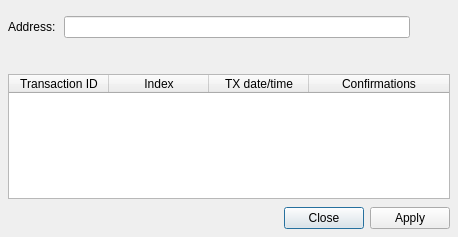
This is src/ui/ui_find_coll_tx_dlg.ui in Bertrand256/dash-masternode-tool as Qt 5 draws it before an edit. The edited form follows.
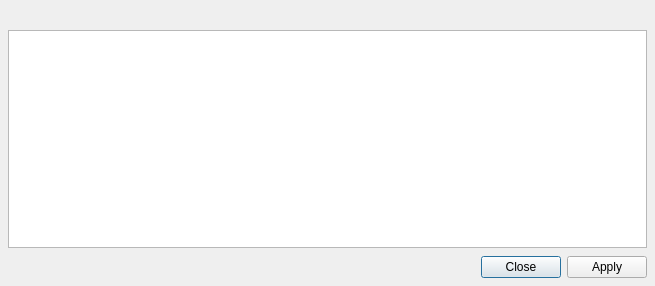
This is the edited form.

What changed in the file:
```diff
--- a/src/ui/ui_find_coll_tx_dlg.ui
+++ b/src/ui/ui_find_coll_tx_dlg.ui
@@ -6,8 +6,8 @@
    <rect>
     <x>0</x>
     <y>0</y>
-    <width>458</width>
-    <height>237</height>
+    <width>655</width>
+    <height>286</height>
    </rect>
   </property>
   <property name="windowTitle">
@@ -32,46 +32,6 @@
    <property name="bottomMargin">
     <number>8</number>
    </property>
-   <item>
-    <layout class="QHBoxLayout" name="horizontalLayout" stretch="0,1,0">
-     <property name="spacing">
-      <number>-1</number>
-     </property>
-     <property name="topMargin">
-      <number>8</number>
-     </property>
-     <property name="bottomMargin">
-      <number>6</number>
-     </property>
-     <item>
-      <widget class="QLabel" name="label_3">
-       <property name="text">
-        <string>Address:</string>
-       </property>
-      </widget>
-     </item>
-     <item>
-      <widget class="QLineEdit" name="edtAddress">
-       <property name="readOnly">
-        <bool>true</bool>
-       </property>
-      </widget>
-     </item>
-     <item>
-      <spacer name="horizontalSpacer_3">
-       <property name="orientation">
-        <enum>Qt::Horizontal</enum>
-       </property>
-       <property name="sizeHint" stdset="0">
-        <size>
-         <width>40</width>
-         <height>20</height>
-        </size>
-       </property>
-      </spacer>
-     </item>
-    </layout>
-   </item>
    <item>
     <widget class="QLabel" name="lblMessage">
      <property name="text">
@@ -83,7 +43,7 @@
     </widget>
    </item>
    <item>
-    <widget class="QTableWidget" name="tableWidget">
+    <widget class="QTableView" name="collsTableView">
      <property name="sizeAdjustPolicy">
       <enum>QAbstractScrollArea::AdjustToContentsOnFirstShow</enum>
      </property>
@@ -99,35 +59,12 @@
      <property name="sortingEnabled">
       <bool>false</bool>
      </property>
-     <attribute name="horizontalHeaderShowSortIndicator" stdset="0">
+     <attribute name="verticalHeaderVisible">
       <bool>false</bool>
      </attribute>
-     <attribute name="horizontalHeaderStretchLastSection">
-      <bool>true</bool>
-     </attribute>
      <attribute name="verticalHeaderCascadingSectionResizes">
       <bool>false</bool>
      </attribute>
-     <column>
-      <property name="text">
-       <string>Transaction ID</string>
-      </property>
-     </column>
-     <column>
-      <property name="text">
-       <string>Index</string>
-      </property>
-     </column>
-     <column>
-      <property name="text">
-       <string>TX date/time</string>
-      </property>
-     </column>
-     <column>
-      <property name="text">
-       <string>Confirmations</string>
-      </property>
-     </column>
     </widget>
    </item>
    <item>
```
Left out of the diff: 7 changed lines with no effect on the pictures.
